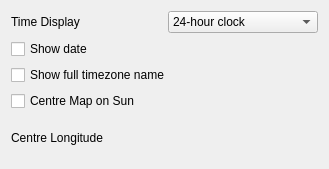
KDE/marble, file src/plasmoid/worldclockConfig.ui: the form before one commit.
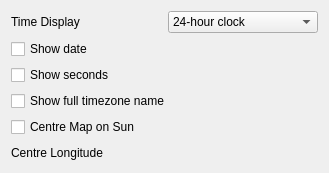
The form after the commit. Custom widgets are drawn as their Qt base class.

Commit message: added checkbox for a show seconds option''

Diff of the .ui file:
```diff
--- a/src/plasmoid/worldclockConfig.ui
+++ b/src/plasmoid/worldclockConfig.ui
@@ -9,7 +9,7 @@
     <x>0</x>
     <y>0</y>
     <width>329</width>
-    <height>169</height>
+    <height>173</height>
    </rect>
   </property>
   <property name="sizePolicy" >
@@ -89,6 +89,13 @@
        </property>
       </widget>
      </item>
+     <item>
+      <widget class="QCheckBox" name="showSecondsCheckBox" >
+       <property name="text" >
+        <string>Show seconds</string>
+       </property>
+      </widget>
+     </item>
      <item>
       <widget class="QCheckBox" name="showFullCheckBox" >
        <property name="toolTip" >
```
